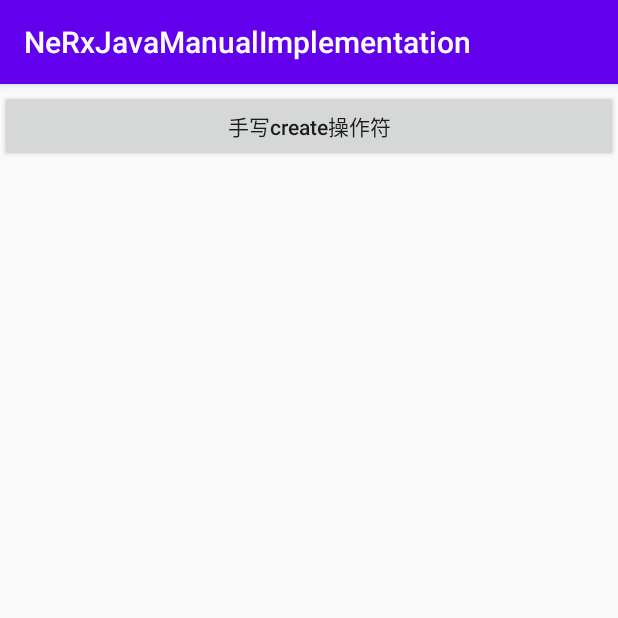
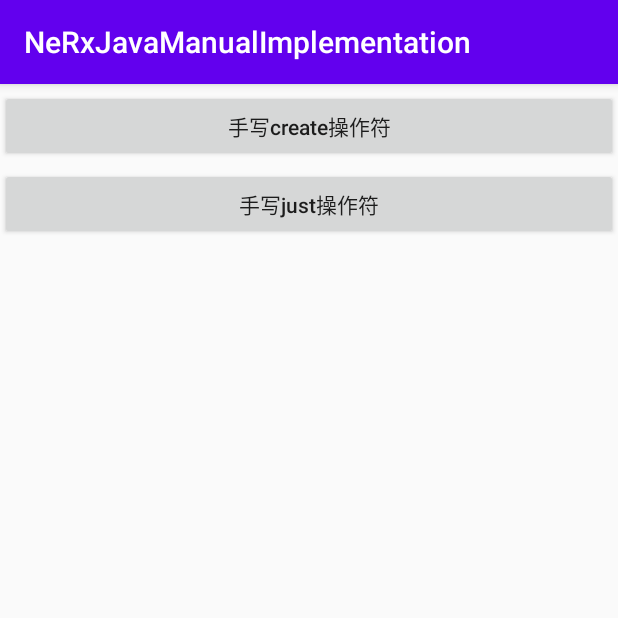
Before and after one commit to tianyalu/NeRxJavaManualImplementation, an Android app: the screen it shows after launch (MainActivity), on a phone screen of 412 x 824 dp, the top half of it. Run offline under Robolectric (Android 15) with nearby library versions, the phone set to English and light mode, and no system bars.

Commit message:
just操作符

```diff
--- a/app/src/main/res/layout/activity_main.xml
+++ b/app/src/main/res/layout/activity_main.xml
@@ -15,4 +15,12 @@
         android:textAllCaps="false"
         android:layout_marginTop="4dp"/>
 
+    <Button
+        android:id="@+id/btn_just_operator"
+        android:layout_width="match_parent"
+        android:layout_height="wrap_content"
+        android:text="手写just操作符"
+        android:textAllCaps="false"
+        android:layout_marginTop="4dp"/>
+
 </LinearLayout>
```
Also changed, not shown: app/src/main/java/com/sty/ne/rxjava/manualimplementation/MainActivity.java (+39 -0 lines), app/src/main/java/com/sty/ne/rxjava/manualimplementation/custom_rxjava/Observable.java (+41 -1 lines), 2 other files.
